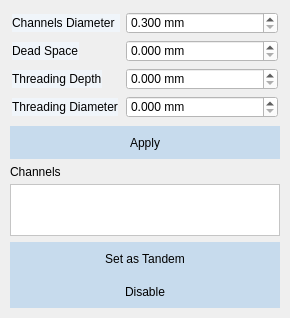
Above: src/windows/ui/channels_view.ui from brachify/brachify before the change. Below: the same form after it.
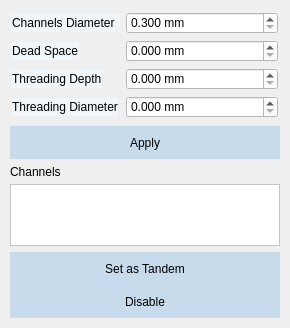
That is the form after the change.

```diff
--- a/src/windows/ui/channels_view.ui
+++ b/src/windows/ui/channels_view.ui
@@ -7,12 +7,12 @@
     <x>0</x>
     <y>0</y>
     <width>290</width>
-    <height>318</height>
+    <height>328</height>
    </rect>
   </property>
   <property name="sizePolicy">
    <sizepolicy hsizetype="Minimum" vsizetype="Minimum">
-    <horstretch>0</horstretch>
+    <horstretch>2</horstretch>
     <verstretch>0</verstretch>
    </sizepolicy>
   </property>
@@ -353,7 +353,7 @@
     <widget class="QListWidget" name="listwidget_channels">
      <property name="sizePolicy">
       <sizepolicy hsizetype="Preferred" vsizetype="Expanding">
-       <horstretch>0</horstretch>
+       <horstretch>2</horstretch>
        <verstretch>0</verstretch>
       </sizepolicy>
      </property>
@@ -395,7 +395,7 @@
       <widget class="QPushButton" name="btn_set_tandem">
        <property name="sizePolicy">
         <sizepolicy hsizetype="Minimum" vsizetype="Maximum">
-         <horstretch>0</horstretch>
+         <horstretch>2</horstretch>
          <verstretch>0</verstretch>
         </sizepolicy>
        </property>
@@ -429,7 +429,7 @@
       <widget class="QPushButton" name="btn_enable">
        <property name="sizePolicy">
         <sizepolicy hsizetype="Minimum" vsizetype="Maximum">
-         <horstretch>0</horstretch>
+         <horstretch>2</horstretch>
          <verstretch>0</verstretch>
         </sizepolicy>
        </property>
```
Left out of the diff: 24 changed lines with no effect on the pictures.
